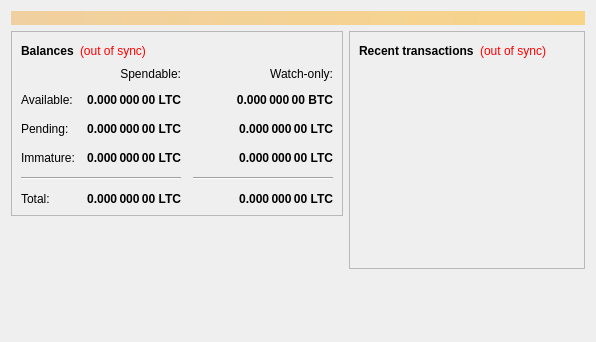
Qt form src/qt/forms/overviewpage.ui (genavarov/lama) before a commit.
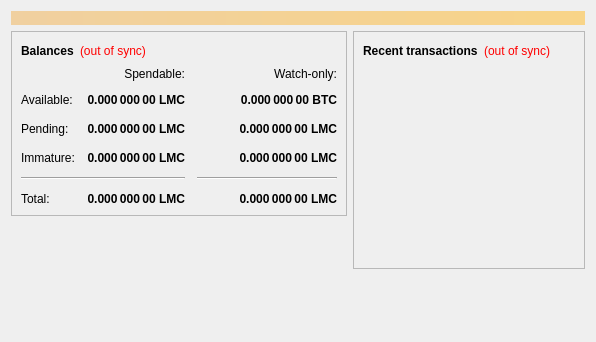
The same form after that commit.

```diff
--- a/src/qt/forms/overviewpage.ui
+++ b/src/qt/forms/overviewpage.ui
@@ -112,7 +112,7 @@
                <string>Unconfirmed transactions to watch-only addresses</string>
               </property>
               <property name="text">
-               <string notr="true">0.000 000 00 LTC</string>
+               <string notr="true">0.000 000 00 LMC</string>
               </property>
               <property name="alignment">
                <set>Qt::AlignRight|Qt::AlignTrailing|Qt::AlignVCenter</set>
@@ -137,7 +137,7 @@
                <string>Total of transactions that have yet to be confirmed, and do not yet count toward the spendable balance</string>
               </property>
               <property name="text">
-               <string notr="true">0.000 000 00 LTC</string>
+               <string notr="true">0.000 000 00 LMC</string>
               </property>
               <property name="alignment">
                <set>Qt::AlignRight|Qt::AlignTrailing|Qt::AlignVCenter</set>
@@ -162,7 +162,7 @@
                <string>Mined balance in watch-only addresses that has not yet matured</string>
               </property>
               <property name="text">
-               <string notr="true">0.000 000 00 LTC</string>
+               <string notr="true">0.000 000 00 LMC</string>
               </property>
               <property name="alignment">
                <set>Qt::AlignRight|Qt::AlignTrailing|Qt::AlignVCenter</set>
@@ -220,7 +220,7 @@
                <string>Mined balance that has not yet matured</string>
               </property>
               <property name="text">
-               <string notr="true">0.000 000 00 LTC</string>
+               <string notr="true">0.000 000 00 LMC</string>
               </property>
               <property name="alignment">
                <set>Qt::AlignRight|Qt::AlignTrailing|Qt::AlignVCenter</set>
@@ -265,7 +265,7 @@
                <string>Your current total balance</string>
               </property>
               <property name="text">
-               <string notr="true">0.000 000 00 LTC</string>
+               <string notr="true">0.000 000 00 LMC</string>
               </property>
               <property name="alignment">
                <set>Qt::AlignRight|Qt::AlignTrailing|Qt::AlignVCenter</set>
@@ -290,7 +290,7 @@
                <string>Current total balance in watch-only addresses</string>
               </property>
               <property name="text">
-               <string notr="true">0.000 000 00 LTC</string>
+               <string notr="true">0.000 000 00 LMC</string>
               </property>
               <property name="alignment">
                <set>Qt::AlignRight|Qt::AlignTrailing|Qt::AlignVCenter</set>
@@ -332,7 +332,7 @@
                <string>Your current spendable balance</string>
               </property>
               <property name="text">
-               <string notr="true">0.000 000 00 LTC</string>
+               <string notr="true">0.000 000 00 LMC</string>
               </property>
               <property name="alignment">
                <set>Qt::AlignRight|Qt::AlignTrailing|Qt::AlignVCenter</set>
```
